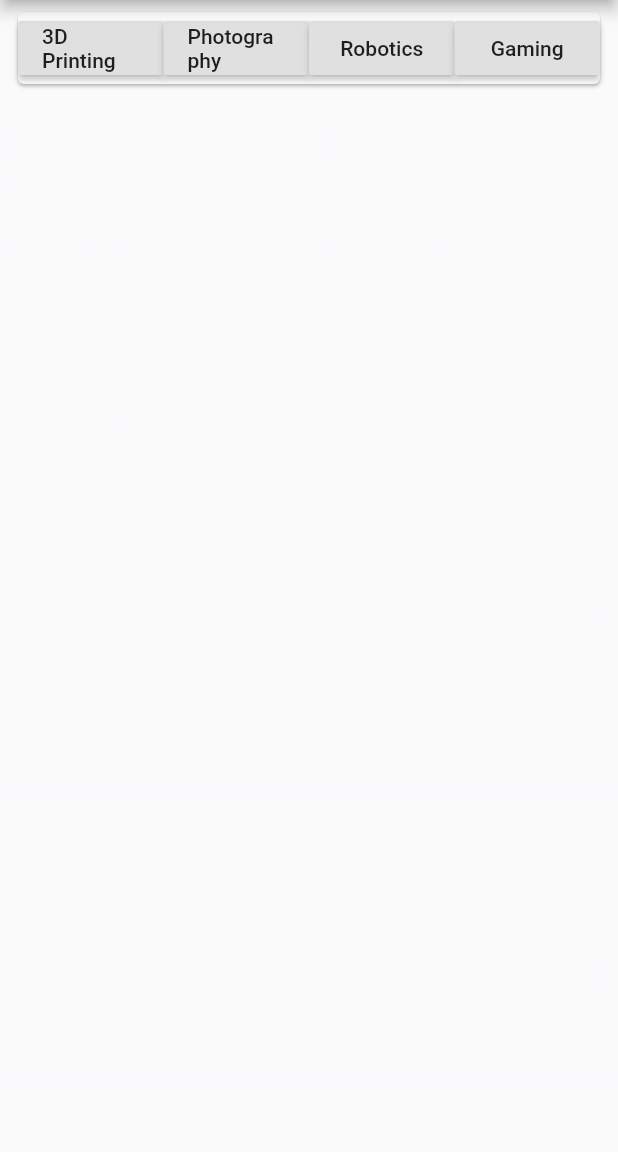
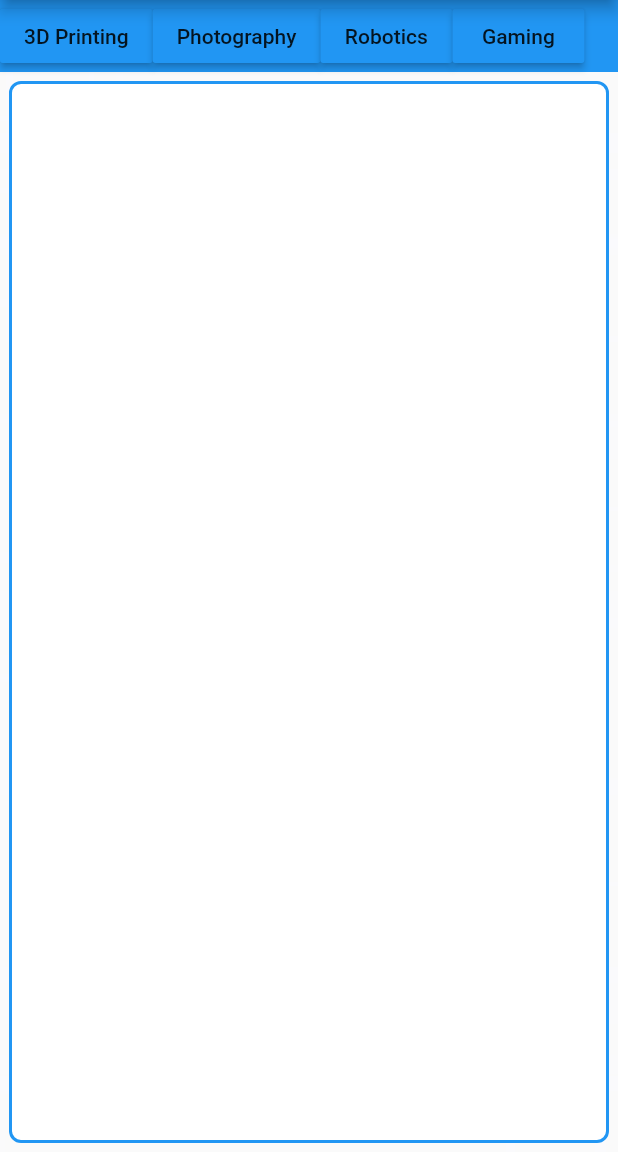
Before and after one commit to ahammer/flutter_resume, a Flutter app: the screen it shows after launch, on a phone screen of 412 x 824 dp, the part 84-1236 px from its top. Run offline on Flutter 3.47's test engine with Material 2 defaults, Android fonts, the light colour scheme and no system bars.

Commit message:
More styling

```diff
--- a/lib/main.dart
+++ b/lib/main.dart
@@ -1,7 +1,6 @@
 import 'package:flutter/material.dart';
 import 'package:resume_flutter/screens/about/about_screen.dart';
 import 'package:resume_flutter/theme.dart';
-import 'package:resume_flutter/widgets/home_screen.dart';
 
 void main() => runApp(MyApp());
 
@@ -24,7 +23,7 @@ class _MyAppState extends State<MyApp> {
             title: Text("Adam Hammer"),
             actions: <Widget>[
               DropdownButton(
-                  value: "Light",
+                  value: currentTheme,
                   icon: Icon(Icons.settings_brightness),
                   iconSize: 24,
                   elevation: 16,
--- a/lib/screens/about/about_screen.dart
+++ b/lib/screens/about/about_screen.dart
@@ -9,7 +9,6 @@ class AboutScreen extends StatelessWidget {
 
 const kHobbies = ["3D Printing", "Photography", "Robotics", "Gaming"];
 
-
 class AboutScreenBody extends StatefulWidget {
   const AboutScreenBody({
     Key key,
@@ -20,21 +19,39 @@ class AboutScreenBody extends StatefulWidget {
 }
 
 class _AboutScreenBodyState extends State<AboutScreenBody> {
-  String selected;
+  String selected = "3D Printing";
 
   @override
   Widget build(BuildContext context) {
     final width = MediaQuery.of(context).size.width;
     return Column(
       children: <Widget>[
-             AboutScreenSidebar(onClick:toggleOpened),
+        AboutScreenSidebar(
+          onClick: toggleOpened,
+          selected: selected,
+        ),
         Expanded(
           child: Stack(children: <Widget>[
-            ContentPanel(opened: selected == "3D Printing", openOffset: 0,  closedOffset:-width , width: width),
-            ContentPanel(opened: selected == "Photography", openOffset: 0,  closedOffset:-width , width: width),
-            ContentPanel(opened: selected == "Robotics", openOffset: 0,  closedOffset:-width , width: width),
-            ContentPanel(opened: selected == "Gaming", openOffset: 0,  closedOffset:-width , width: width),
-
+            ContentPanel(
+                opened: selected == "3D Printing",
+                openOffset: 0,
+                closedOffset: -width,
+                width: width),
+            ContentPanel(
+                opened: selected == "Photography",
+                openOffset: 0,
+                closedOffset: -width,
+                width: width),
+            ContentPanel(
+                opened: selected == "Robotics",
+                openOffset: 0,
+                closedOffset: -width,
+                width: width),
+            ContentPanel(
+                opened: selected == "Gaming",
+                openOffset: 0,
+                closedOffset: -width,
+                width: width),
           ]),
         ),
       ],
@@ -42,7 +59,7 @@ class _AboutScreenBodyState extends State<AboutScreenBody> {
   }
 
   void toggleOpened(String button) {
-    setState((){
+    setState(() {
       selected = button;
     });
   }
@@ -65,55 +82,58 @@ class ContentPanel extends StatelessWidget {
   @override
   Widget build(BuildContext context) {
     return Padding(
-      padding: const EdgeInsets.fromLTRB(12,0,12,12),
+      padding: const EdgeInsets.fromLTRB(6, 6, 6, 6),
       child: AnimatedOpacity(
           curve: Curves.linearToEaseOut,
           duration: const Duration(milliseconds: 600),
-        opacity: opened?1:0,
+          opacity: opened ? 1 : 0,
+          child: AnimatedContainer(
 
-        child: AnimatedContainer(
+              decoration: BoxDecoration(
+                color: Theme.of(context).colorScheme.surface.withOpacity(0.9),
+                borderRadius: BorderRadius.circular(8),
+                border: Border.all(width: 2, color: Theme.of(context).colorScheme.primaryVariant),
+                backgroundBlendMode: BlendMode.hardLight,
+              ),
               curve: Curves.linearToEaseOut,
-            transform: Transform.translate(offset: Offset(opened?openOffset:closedOffset,0)).transform,
+              transform: Transform.translate(
+                      offset: Offset(opened ? openOffset : closedOffset, 0))
+                  .transform,
               duration: const Duration(milliseconds: 1200),
-            width: width,
-
-            color: Theme.of(context).colorScheme.surface),
-      ),
+              width: width)),
     );
   }
 }
 
 class AboutScreenSidebar extends StatelessWidget {
   final Function(String) onClick;
+  final String selected;
 
   const AboutScreenSidebar({
-    Key key, this.onClick,
+    Key key,
+    @required this.onClick,
+    @required this.selected,
   }) : super(key: key);
 
   @override
   Widget build(BuildContext context) {
     return Container(
+      color: Theme.of(context).colorScheme.primaryVariant,
       width: double.infinity,
-
-      child: Padding(
-        padding: const EdgeInsets.fromLTRB(8,4,8,0),
-        child: Card(
       child: Row(
         children: <Widget>[
-
-              ...kHobbies.map((hobby) => Expanded(
-                      child: Container(
-
+          ...kHobbies.map((hobby) => Container(
                 child: RaisedButton(
+                    color: (selected == hobby)
+                        ? Theme.of(context).colorScheme.primary
+                        : Theme.of(context).colorScheme.primaryVariant,
                     child: Text(
                       hobby,
                       style: Theme.of(context).textTheme.button,
                     ),
                     onPressed: () => onClick(hobby)),
-                  ))),
+              )),
         ],
-          ),
-        ),
       ),
     );
   }
```
Lines whose indentation alone changed are shown as unchanged.
